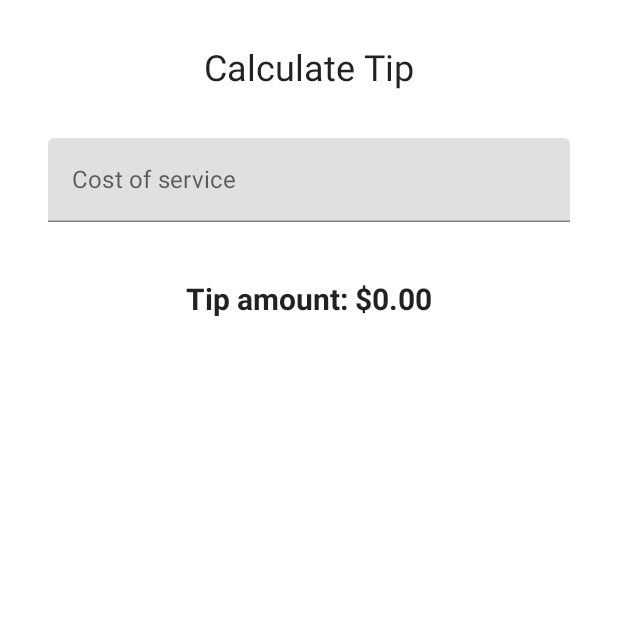
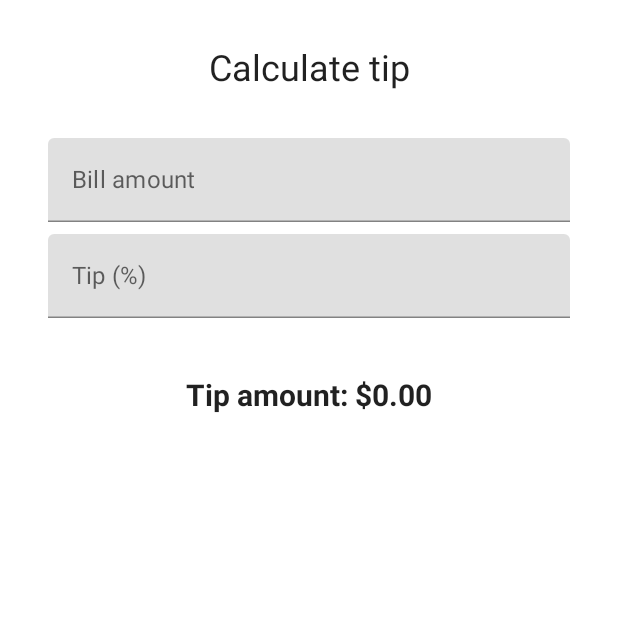
Before and after one commit to annedawson/TipTime, an Android app built with Jetpack Compose: the screen it shows after launch (MainActivity), on a phone screen of 412 x 824 dp, the top half of it. Run offline under Robolectric (Android 15) with nearby library versions, the phone set to English and light mode, and no system bars.

Commit message:
Thursday 5th January 2023, 14:00 PT Tip Percentage text field added

```diff
--- a/app/src/main/java/net/annedawson/tiptime/MainActivity.kt
+++ b/app/src/main/java/net/annedawson/tiptime/MainActivity.kt
@@ -1,7 +1,7 @@
 package net.annedawson.tiptime
 
 /*
-Date: Wednesday 4th January 2023, 13:27 PT
+Date: Thursday 5th January 2023, 14:00 PT
 Programmer: Anne Dawson
 App: Tip Time
 File: MainActivity.kt
@@ -14,6 +14,7 @@ Status: Completed
 import android.os.Bundle
 import androidx.activity.ComponentActivity
 import androidx.activity.compose.setContent
+import androidx.annotation.StringRes
 import androidx.compose.foundation.layout.*
 import androidx.compose.foundation.text.KeyboardOptions
 import androidx.compose.material.MaterialTheme
@@ -55,16 +56,21 @@ fun TipTimeScreen() {
     var amountInput by remember {mutableStateOf("")}
     // The String amountInput is observable mutable state.
     // Initially, the value of amountInput is an empty string
+    // amountInput state was hoisted from EditNumberField and then passed to EditNumberField
 
     // remember and mutableStateOf are functions (that you can step into using the debugger)
+
+    var tipInput by remember { mutableStateOf("") }
+
+    val tipPercent = tipInput.toDoubleOrNull() ?: 0.0
 
     val amount = amountInput.toDoubleOrNull() ?: 0.0  //  convert String to Double
     // toDoubleOrNull() parses the string to a Double number
     // and returns the result or null if the string is not a valid representation of a number.
     // ?: is the Elvis operator
-    // The Elvis operator says assign what's on the left, but if it's null, assign what's on the right
+    // The Elvis operator permits the assignment of what's on the left, but if it's null, assign what's on the right
 
-    val tip = calculateTip(amount)
+    val tip = calculateTip(amount, tipPercent)
 
 
     Column(modifier = Modifier.padding(32.dp),verticalArrangement = Arrangement.spacedBy(8.dp)) {
@@ -75,8 +81,10 @@ fun TipTimeScreen() {
         )
         Spacer(modifier = Modifier.height(16.dp))
         EditNumberField(
+            label = R.string.bill_amount,
             value = amountInput,  // value is what is displayed in the Textbox, refreshed after the event below
             onValueChange = { amountInput = it }
+        )
             // Note that the "it" parameter holds the updated value in the text box
             // and is used to update the state (amountInput), which triggers recomposition i.e.
             // re-calling the composables that use that state.
@@ -86,7 +94,11 @@ fun TipTimeScreen() {
             // Any input to the text box triggers the event to place the current value (it)
             // into the amountInput state, then as the state is observable,
             // the composable is run again with the new data, so that the UI is redrawn with the new data.
-            )
+        EditNumberField(
+            label = R.string.how_was_the_service,
+            value = tipInput,
+            onValueChange = { tipInput = it }
+        )
         Spacer(modifier = Modifier.height(24.dp))
         Text(
             text = stringResource(R.string.tip_amount, tip), // the string tip is substituted for %s in tip_amount
@@ -102,13 +114,15 @@ fun TipTimeScreen() {
 
 @Composable
 fun EditNumberField(
+    @StringRes label: Int,  // annotation  denote to that the label parameter is expected to be a string resource reference
     value: String,  // to used in the TextField
-    onValueChange: (String) -> Unit  // to be used in the TextField
+    onValueChange: (String) -> Unit,  // to be used in the TextField
+    modifier: Modifier = Modifier
 )
 {
     TextField(
         value = value,  // the amountInput state is passed to TextField value
-        // a TextField's value is the string displayed in its box on the UI
+        // a TextField's value is the string displayed in its text box on the UI
         onValueChange = onValueChange,  // onValueChange is a callback lambda event -
         // i.e. what must occur when the value changes.
         // "it" is the updated text the text box.
@@ -117,7 +131,7 @@ fun EditNumberField(
         // Run through the debugger and monitor the values of variables at the point of app suspension.
         // Press Resume program button to resume.
         // You can see the value of "it" change as the program runs.
-        label = { Text(stringResource(R.string.cost_of_service)) },
+        label = { Text(stringResource(label)) },
         modifier = Modifier.fillMaxWidth(),
         keyboardOptions = KeyboardOptions(keyboardType = KeyboardType.Number),
         singleLine = true
--- a/app/src/main/res/values/strings.xml
+++ b/app/src/main/res/values/strings.xml
@@ -1,6 +1,8 @@
 <resources>
     <string name="app_name">Tip Time</string>
-    <string name="cost_of_service">Cost of service</string>
-    <string name="calculate_tip">Calculate Tip</string>
+    <string name="bill_amount">Bill amount</string>
+    <string name="calculate_tip">Calculate tip</string>
     <string name="tip_amount">Tip amount: %s</string>
+    <string name="how_was_the_service">Tip (%)</string>
+    <string name="round_up_tip">Round up tip?</string>
 </resources>
```
